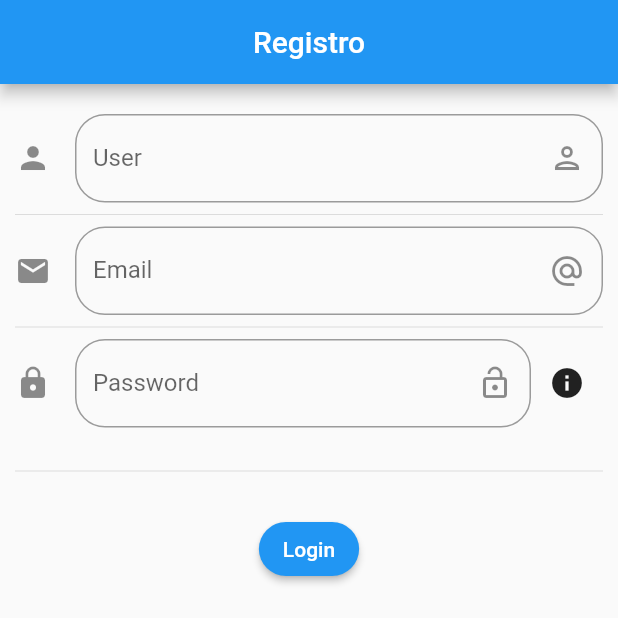
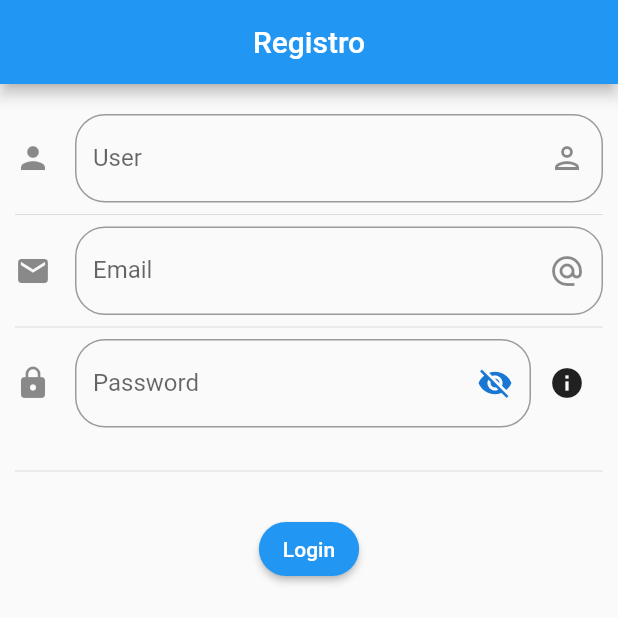
Before and after one commit to AlejoPinto01/AppLibre, a Flutter app: the screen it shows after launch, item 5 of the bottom bar chosen, on a phone screen of 412 x 824 dp, the top half of it. Run offline on Flutter 3.47's test engine with Material 2 defaults, Android fonts, the phone set to English and light mode, and no system bars; our stand-ins replace google_fonts, image_picker; accounts and stored records are empty; network calls fail.

Commit message:
Afegit boto de log out en profile page, i afegit botó per veure la contrasenya en login.

```diff
--- a/lib/src/pages/login.dart
+++ b/lib/src/pages/login.dart
@@ -19,6 +19,7 @@ class _LoginPageState extends State<LoginPage> {
   bool _isOpen = false;
   bool _submited = false;
   Icon _infoIcon = Icon(Icons.info);
+  bool _passwordVisible = false;
   final _formKey = GlobalKey<FormState>();
   @override
   Widget build(BuildContext context) {
@@ -124,13 +125,28 @@ class _LoginPageState extends State<LoginPage> {
 //crear input de password, posant el valor ocult
   Widget _crearPassword() {
     return TextFormField(
-        obscureText: true,
+        obscureText: !_passwordVisible,
         decoration: InputDecoration(
           hintText: 'Password',
           labelText: 'Password',
-          suffixIcon: Icon(Icons.lock_open),
+          suffixIcon: IconButton(
+            icon: Icon(
+              // Based on passwordVisible state choose the icon
+              _passwordVisible
+              ? Icons.visibility
+              : Icons.visibility_off,
+              color: Theme.of(context).primaryColorDark,
+              ),
+            onPressed: () {
+              // Update the state i.e. toogle the state of passwordVisible variable
+              setState(() {
+                _passwordVisible = !_passwordVisible;
+              });
+            },
+          ),
           icon: Icon(Icons.lock),
           border: OutlineInputBorder(borderRadius: BorderRadius.circular(20.0)),
+
         ),
         autovalidateMode: _submited
             ? AutovalidateMode.onUserInteraction
@@ -194,12 +210,14 @@ class _LoginPageState extends State<LoginPage> {
               Navigator.pushReplacement(
                 context,
                 PageRouteBuilder(
-                          pageBuilder: (context, animation1, animation2) =>
-                              RootPage(),
-                          transitionDuration: Duration.zero));
+                  pageBuilder: (context, animation1, animation2) => RootPage(),
+                  transitionDuration: Duration.zero
+                )
+              );
             });
           }
         } //_loginDialog(context),
-            ));
+      )
+    );
   }
 }
--- a/pubspec.yaml
+++ b/pubspec.yaml
@@ -36,6 +36,7 @@ dependencies:
   cupertino_icons: ^1.0.2
   google_fonts: ^2.2.0
   image_picker: ^0.8.4+4
+  google_maps_flutter: ^2.1.1
 
 dev_dependencies:
   flutter_test:
```
Also changed, not shown: lib/src/pages/profile.dart (+42 -4 lines), lib/src/util/data.dart (+14 -4 lines), pubspec.lock, 3 other files. Lines whose indentation alone changed are shown as unchanged.
